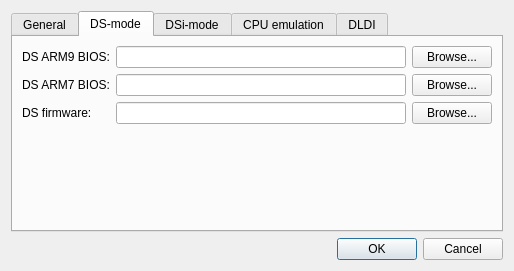
melonDS-emu/melonDS, file src/frontend/qt_sdl/EmuSettingsDialog.ui: the form before one commit.
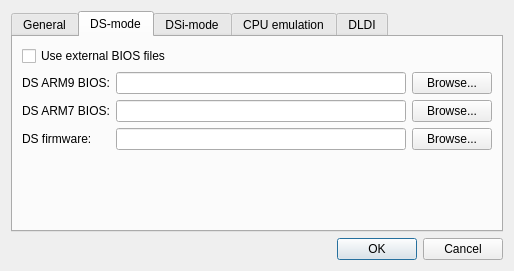
The form after the commit. The open tabs and pages were chosen to show the change. Custom widgets are drawn as their Qt base class.

Commit message: Move FreeBIOS/external BIOS choice to configuration option/checkbox.

What changed in the file:
```diff
--- a/src/frontend/qt_sdl/EmuSettingsDialog.ui
+++ b/src/frontend/qt_sdl/EmuSettingsDialog.ui
@@ -7,7 +7,7 @@
     <x>0</x>
     <y>0</y>
     <width>575</width>
-    <height>254</height>
+    <height>260</height>
    </rect>
   </property>
   <property name="sizePolicy">
@@ -89,72 +89,41 @@
        <string>DS-mode</string>
       </attribute>
       <layout class="QGridLayout" name="gridLayout">
-       <item row="1" column="1">
-        <widget class="QPathInput" name="txtBIOS7Path">
-         <property name="whatsThis">
-          <string>&lt;html&gt;&lt;head/&gt;&lt;body&gt;&lt;p&gt;DS-mode ARM7 BIOS&lt;/p&gt;&lt;p&gt;Size should be 16 KB&lt;/p&gt;&lt;/body&gt;&lt;/html&gt;</string>
+       <item row="3" column="2">
+        <widget class="QPushButton" name="btnFirmwareBrowse">
+         <property name="text">
+          <string>Browse...</string>
          </property>
         </widget>
        </item>
-       <item row="2" column="1">
-        <widget class="QPathInput" name="txtFirmwarePath">
-         <property name="whatsThis">
-          <string>&lt;html&gt;&lt;head/&gt;&lt;body&gt;&lt;p&gt;DS-mode firmware&lt;/p&gt;&lt;p&gt;&lt;br/&gt;&lt;/p&gt;&lt;p&gt;Possible firmwares:&lt;/p&gt;&lt;p&gt;* 128 KB: DS-mode firmware from a DSi or 3DS. Not bootable.&lt;/p&gt;&lt;p&gt;* 256 KB: regular DS firmware.&lt;/p&gt;&lt;p&gt;* 512 KB: iQue DS firmware.&lt;/p&gt;&lt;/body&gt;&lt;/html&gt;</string>
+       <item row="4" column="0">
+        <spacer name="verticalSpacer_5">
+         <property name="orientation">
+          <enum>Qt::Vertical</enum>
          </property>
-        </widget>
+         <property name="sizeHint" stdset="0">
+          <size>
+           <width>20</width>
+           <height>40</height>
+          </size>
+         </property>
+        </spacer>
        </item>
-       <item row="2" column="0">
+       <item row="3" column="0">
         <widget class="QLabel" name="label_3">
          <property name="text">
           <string>DS firmware:</string>
          </property>
         </widget>
        </item>
-       <item row="1" column="0">
-        <widget class="QLabel" name="label_2">
-         <property name="text">
-          <string>DS ARM7 BIOS:</string>
-         </property>
-        </widget>
-       </item>
-       <item row="1" column="2">
-        <widget class="QPushButton" name="btnBIOS7Browse">
-         <property name="text">
-          <string>Browse...</string>
-         </property>
-        </widget>
-       </item>
        <item row="2" column="2">
-        <widget class="QPushButton" name="btnFirmwareBrowse">
+        <widget class="QPushButton" name="btnBIOS7Browse">
          <property name="text">
           <string>Browse...</string>
          </property>
         </widget>
        </item>
-       <item row="0" column="2">
-        <widget class="QPushButton" name="btnBIOS9Browse">
-         <property name="sizePolicy">
-          <sizepolicy hsizetype="Minimum" vsizetype="Fixed">
-           <horstretch>0</horstretch>
-           <verstretch>0</verstretch>
-          </sizepolicy>
-         </property>
-         <property name="text">
-          <string>Browse...</string>
-         </property>
-         <property name="autoDefault">
-          <bool>true</bool>
-         </property>
-        </widget>
-       </item>
-       <item row="0" column="0">
-        <widget class="QLabel" name="label">
-         <property name="text">
-          <string>DS ARM9 BIOS:</string>
-         </property>
-        </widget>
-       </item>
-       <item row="0" column="1">
+       <item row="1" column="1">
         <widget class="QPathInput" name="txtBIOS9Path">
          <property name="sizePolicy">
           <sizepolicy hsizetype="Expanding" vsizetype="Fixed">
@@ -176,18 +145,56 @@
          </property>
         </widget>
        </item>
-       <item row="3" column="0">
-        <spacer name="verticalSpacer_5">
-         <property name="orientation">
-          <enum>Qt::Vertical</enum>
+       <item row="2" column="0">
+        <widget class="QLabel" name="label_2">
+         <property name="text">
+          <string>DS ARM7 BIOS:</string>
          </property>
-         <property name="sizeHint" stdset="0">
-          <size>
-           <width>20</width>
-           <height>40</height>
-          </size>
+        </widget>
+       </item>
+       <item row="2" column="1">
+        <widget class="QPathInput" name="txtBIOS7Path">
+         <property name="whatsThis">
+          <string>&lt;html&gt;&lt;head/&gt;&lt;body&gt;&lt;p&gt;DS-mode ARM7 BIOS&lt;/p&gt;&lt;p&gt;Size should be 16 KB&lt;/p&gt;&lt;/body&gt;&lt;/html&gt;</string>
          </property>
-        </spacer>
+        </widget>
+       </item>
+       <item row="3" column="1">
+        <widget class="QPathInput" name="txtFirmwarePath">
+         <property name="whatsThis">
+          <string>&lt;html&gt;&lt;head/&gt;&lt;body&gt;&lt;p&gt;DS-mode firmware&lt;/p&gt;&lt;p&gt;&lt;br/&gt;&lt;/p&gt;&lt;p&gt;Possible firmwares:&lt;/p&gt;&lt;p&gt;* 128 KB: DS-mode firmware from a DSi or 3DS. Not bootable.&lt;/p&gt;&lt;p&gt;* 256 KB: regular DS firmware.&lt;/p&gt;&lt;p&gt;* 512 KB: iQue DS firmware.&lt;/p&gt;&lt;/body&gt;&lt;/html&gt;</string>
+         </property>
+        </widget>
+       </item>
+       <item row="1" column="0">
+        <widget class="QLabel" name="label">
+         <property name="text">
+          <string>DS ARM9 BIOS:</string>
+         </property>
+        </widget>
+       </item>
+       <item row="1" column="2">
+        <widget class="QPushButton" name="btnBIOS9Browse">
+         <property name="sizePolicy">
+          <sizepolicy hsizetype="Minimum" vsizetype="Fixed">
+           <horstretch>0</horstretch>
+           <verstretch>0</verstretch>
+          </sizepolicy>
+         </property>
+         <property name="text">
+          <string>Browse...</string>
+         </property>
+         <property name="autoDefault">
+          <bool>true</bool>
+         </property>
+        </widget>
+       </item>
+       <item row="0" column="0" colspan="3">
+        <widget class="QCheckBox" name="chkExternalBIOS">
+         <property name="text">
+          <string>Use external BIOS files</string>
+         </property>
+        </widget>
        </item>
       </layout>
      </widget>
```
Left out of the diff: 2 changed lines with no effect on the pictures. The commit also changes 6 other files.
